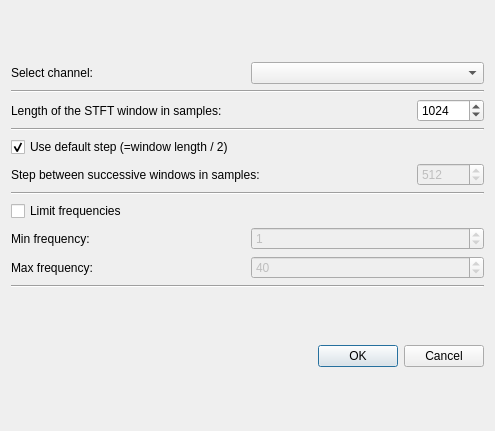
The window that qt4Designer_ui_files/TFRfromRawDialogUi.ui (cibr-jyu/meggie) describes before a commit, drawn with Qt 5.
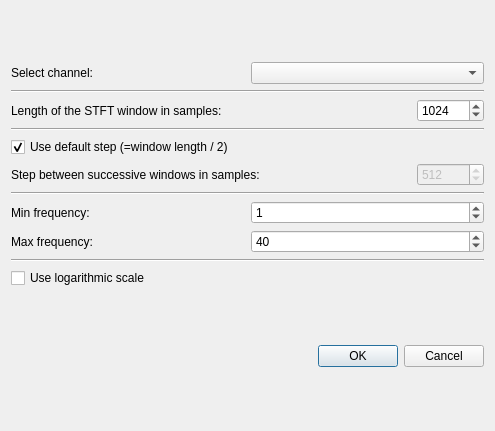
The same window after the commit.

Commit message: Fix TFR in preprocessing tab, update todo

Diff of the .ui file:
```diff
--- a/qt4Designer_ui_files/TFRfromRawDialogUi.ui
+++ b/qt4Designer_ui_files/TFRfromRawDialogUi.ui
@@ -141,13 +141,6 @@
        </property>
       </widget>
      </item>
-     <item>
-      <widget class="QCheckBox" name="checkBoxFrequency">
-       <property name="text">
-        <string>Limit frequencies</string>
-       </property>
-      </widget>
-     </item>
      <item>
       <layout class="QHBoxLayout" name="horizontalLayout_3">
        <item>
@@ -160,7 +153,7 @@
        <item>
         <widget class="QSpinBox" name="spinBoxFmin">
          <property name="enabled">
-          <bool>false</bool>
+          <bool>true</bool>
          </property>
          <property name="minimum">
           <number>0</number>
@@ -187,7 +180,7 @@
        <item>
         <widget class="QSpinBox" name="spinBoxFmax">
          <property name="enabled">
-          <bool>false</bool>
+          <bool>true</bool>
          </property>
          <property name="minimum">
           <number>0</number>
@@ -209,6 +202,16 @@
        </property>
       </widget>
      </item>
+     <item>
+      <widget class="QCheckBox" name="checkBoxLogaritmicScale">
+       <property name="text">
+        <string>Use logarithmic scale</string>
+       </property>
+       <property name="checked">
+        <bool>false</bool>
+       </property>
+      </widget>
+     </item>
     </layout>
    </item>
    <item row="2" column="0">
```
Left out of the diff: 36 changed lines with no effect on the pictures. The commit also changes 5 other files.
